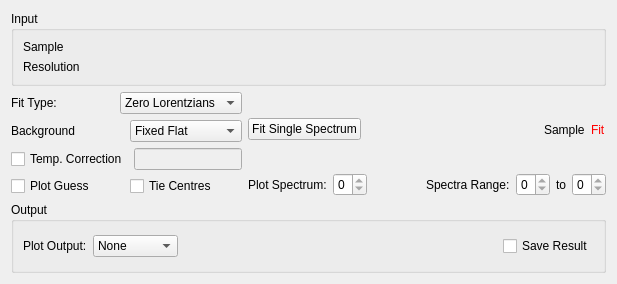
mantidproject/mantid, file Code/Mantid/MantidQt/CustomInterfaces/inc/MantidQtCustomInterfaces/Indirect/ConvFit.ui: the form before one commit.
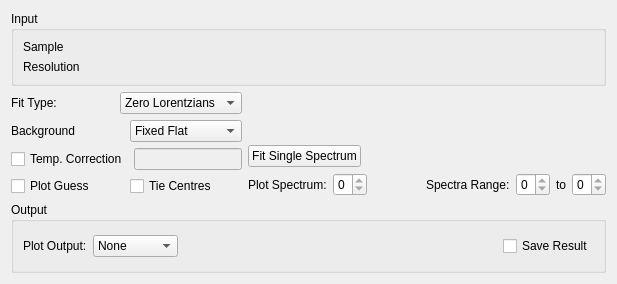
The form after the commit. Custom widgets are drawn as their Qt base class.

Commit message:
Add new plot widget to fury fit
Refs #11036

```diff
--- a/Code/Mantid/MantidQt/CustomInterfaces/inc/MantidQtCustomInterfaces/Indirect/ConvFit.ui
+++ b/Code/Mantid/MantidQt/CustomInterfaces/inc/MantidQtCustomInterfaces/Indirect/ConvFit.ui
@@ -230,7 +230,18 @@
      <item>
       <layout class="QVBoxLayout" name="loMiniPlot">
        <item>
-        <layout class="QHBoxLayout" name="plot"/>
+        <widget class="MantidQt::MantidWidgets::PreviewPlot" name="ppPlot" native="true">
+         <property name="showLegend" stdset="0">
+          <bool>true</bool>
+         </property>
+         <property name="canvasColour" stdset="0">
+          <color>
+           <red>255</red>
+           <green>255</green>
+           <blue>255</blue>
+          </color>
+         </property>
+        </widget>
        </item>
        <item>
         <layout class="QHBoxLayout" name="loLegend">
@@ -254,23 +265,6 @@
            </property>
           </spacer>
          </item>
-         <item>
-          <widget class="QLabel" name="lbPlotSample">
-           <property name="text">
-            <string>Sample</string>
-           </property>
-          </widget>
-         </item>
-         <item>
-          <widget class="QLabel" name="lbPlotFit">
-           <property name="styleSheet">
-            <string notr="true">color: rgb(255, 0, 0);</string>
-           </property>
-           <property name="text">
-            <string>Fit</string>
-           </property>
-          </widget>
-         </item>
         </layout>
        </item>
        <item>
@@ -413,6 +407,12 @@
    <extends>QWidget</extends>
    <header>MantidQtMantidWidgets/DataSelector.h</header>
   </customwidget>
+  <customwidget>
+   <class>MantidQt::MantidWidgets::PreviewPlot</class>
+   <extends>QWidget</extends>
+   <header>MantidQtMantidWidgets/PreviewPlot.h</header>
+   <container>1</container>
+  </customwidget>
  </customwidgets>
  <resources/>
  <connections/>
```
Left out of the diff: 2 changed lines with no effect on the pictures. The commit also changes 7 other files.
